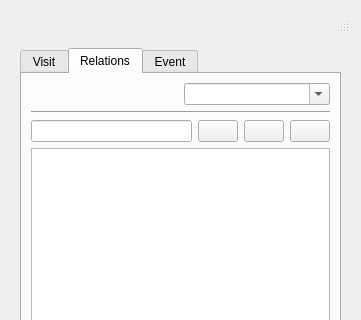
This is ui/add_visit.ui in bgeo-gis/treemanage_qgis_pluggin as Qt 5 draws it before an edit; both pictures show x 0 to 361 and y 0 to 320 of the 361 by 564 pixel window. The edited form follows.
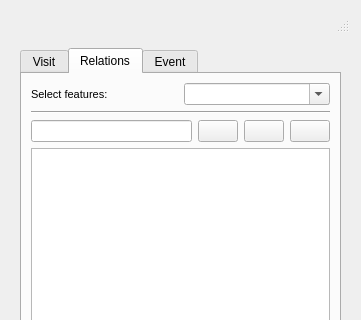
This is the edited form. Icons and pictures are not drawn.

Commit message: Improve multiple selection

What changed in the file:
```diff
--- a/ui/add_visit.ui
+++ b/ui/add_visit.ui
@@ -488,7 +488,7 @@
                <enum>QFrame::Plain</enum>
               </property>
               <property name="text">
-               <string/>
+               <string>Select features:</string>
               </property>
               <property name="textFormat">
                <enum>Qt::AutoText</enum>
```
The commit also changes 2 other files.
